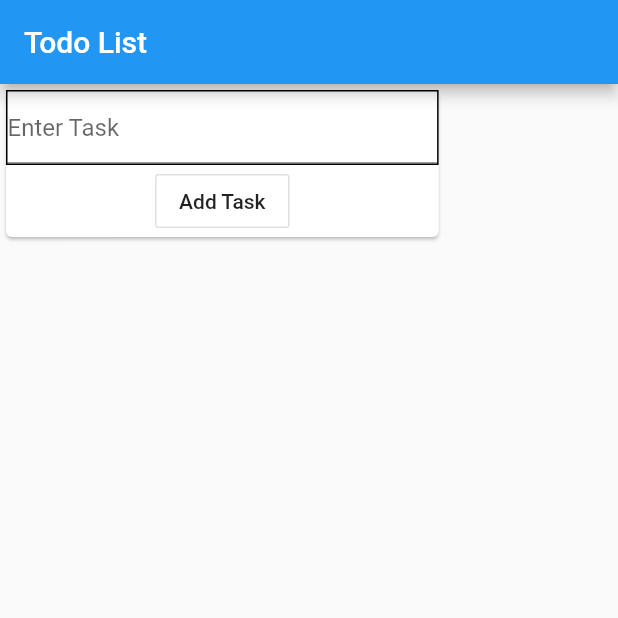
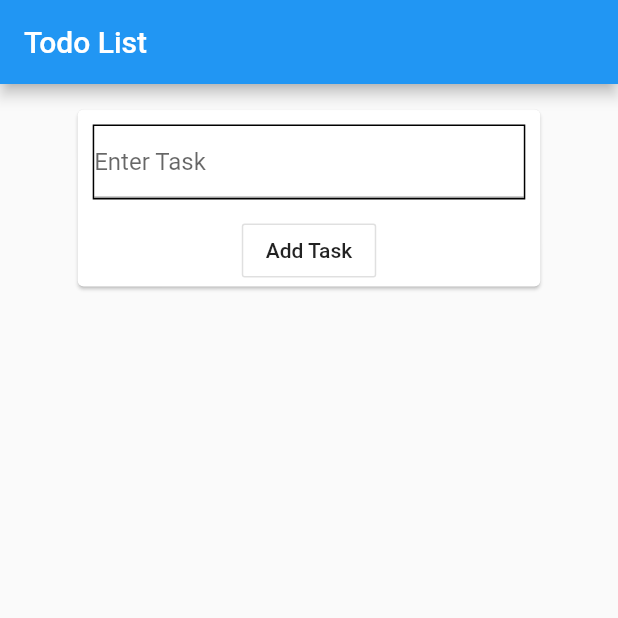
Before and after one commit to syedahmedusman2/Firebase-Crud, a Flutter app: the screen it shows after launch, on a phone screen of 412 x 824 dp, the top half of it. Run offline on Flutter 3.47's test engine with Material 2 defaults, Android fonts, the phone set to English and light mode, and no system bars; our stand-ins replace cloud_firestore, firebase_core; accounts and stored records are empty.

Commit message:
Update homepage.dart

```diff
--- a/lib/homepage.dart
+++ b/lib/homepage.dart
@@ -27,13 +27,16 @@ class _HomepageState extends State<Homepage> {
       appBar: AppBar(
         title: const Text('Todo List'),
       ),
-      body: Column(
+      body: Center(
+        child: Column(
           children: [
             Container(
+              margin: const EdgeInsets.all(13),
                 child: Card(
               child: Column(
                 children: [
                   Container(
+                    margin: const EdgeInsets.all(10),
                     width: MediaQuery.of(context).size.width * 0.7,
                     decoration: BoxDecoration(
                       shape: BoxShape.rectangle,
@@ -128,6 +131,7 @@ class _HomepageState extends State<Homepage> {
             // ),
           ],
         ),
+      ),
     );
   }
 }
```
Lines whose indentation alone changed are shown as unchanged.
